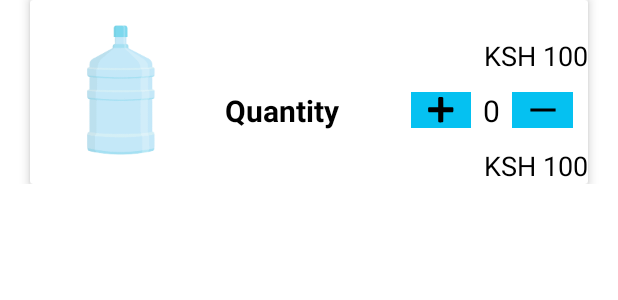
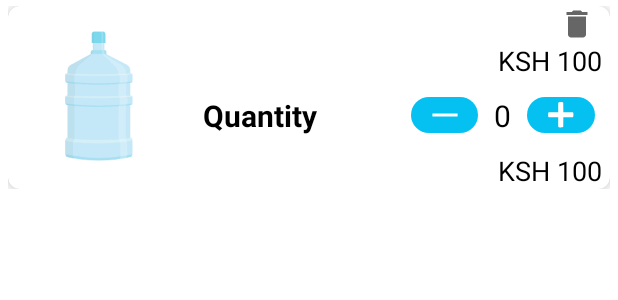
Before and after one commit to v-magiri/BlueDrops, an Android app: the layout cart_layout.xml on its own in the app's theme, with its tools: preview values and no code run, on a phone screen of 412 x 824 dp. Shown: the top 300 px of the screen. Run offline under Robolectric (Android 15) with nearby library versions, the phone set to English and light mode, and no system bars.

Commit message:
Add Cart

```diff
--- a/app/src/main/java/com/riconets/bluedrop/VendorDetails.java
+++ b/app/src/main/java/com/riconets/bluedrop/VendorDetails.java
@@ -46,7 +46,7 @@ public class VendorDetails extends AppCompatActivity {
         nameTxt=findViewById(R.id.vendorNameTxt);
         vendorDescTxt=findViewById(R.id.vendorDesc);
         mAuth=FirebaseAuth.getInstance();
-        VendorId="2tc6TyLdpMZf0OVcIrOOq6wcR733";
+        VendorId="14y55tFevEWZJI4H7iR9Cvewys42";
         LocationTxt=findViewById(R.id.vendorLocation);
         progressDialog.setMessage("Loading Details");
         progressDialog.setCanceledOnTouchOutside(false);
--- /dev/null
+++ b/app/src/main/java/com/riconets/bluedrop/model/RefillModel.java
@@ -0,0 +1,5 @@
+package com.riconets.bluedrop.model;
+
+public class RefillModel {
+    String PackageSize,Price,Quantity;
+}
--- /dev/null
+++ b/app/src/main/res/drawable/add_btnbg.xml
@@ -0,0 +1,7 @@
+<?xml version="1.0" encoding="utf-8"?>
+<shape xmlns:android="http://schemas.android.com/apk/res/android">
+        <corners
+            android:radius="1000dp"/>
+        <solid
+            android:color="#05c1f1"/>
+</shape>
--- a/app/src/main/res/drawable/ic_add.xml
+++ b/app/src/main/res/drawable/ic_add.xml
@@ -1,5 +1,6 @@
 <vector android:height="24dp" android:viewportHeight="225"
-    android:viewportWidth="225" android:width="24dp" xmlns:android="http://schemas.android.com/apk/res/android">
-    <path android:fillColor="#000000"
+    android:viewportWidth="225" android:width="24dp"
+    xmlns:android="http://schemas.android.com/apk/res/android">
+    <path android:fillColor="#FFFFFF"
         android:pathData="M97.5,34.5l-2.5,2.4 0,29.1 0,29 -29,-0 -29.1,-0 -2.4,2.5c-2.4,2.3 -2.5,3.1 -2.5,13.3 0,9.3 0.3,11.3 1.9,13.3l1.9,2.4 29.6,0.3 29.6,0.3 0,29 0,29 2.5,2.4c2.3,2.4 3.1,2.5 13.3,2.5 9.3,-0 11.3,-0.3 13.3,-1.9l2.4,-1.9 0.3,-29.6 0.3,-29.5 29.5,-0.3 29.6,-0.3 1.9,-2.4c1.6,-2 1.9,-4 1.9,-13.3 0,-10.2 -0.1,-11 -2.5,-13.3l-2.4,-2.5 -29,-0 -29,-0 -0.3,-29.6 -0.3,-29.6 -2.4,-1.9c-2,-1.6 -4,-1.9 -13.3,-1.9 -10.2,-0 -11,0.1 -13.3,2.5z" android:strokeColor="#00000000"/>
 </vector>
--- /dev/null
+++ b/app/src/main/res/drawable/ic_delete.xml
@@ -0,0 +1,10 @@
+<vector xmlns:android="http://schemas.android.com/apk/res/android"
+    android:width="24dp"
+    android:height="24dp"
+    android:viewportWidth="24"
+    android:viewportHeight="24"
+    android:tint="?attr/colorControlNormal">
+  <path
+      android:fillColor="@android:color/white"
+      android:pathData="M6,19c0,1.1 0.9,2 2,2h8c1.1,0 2,-0.9 2,-2V7H6v12zM19,4h-3.5l-1,-1h-5l-1,1H5v2h14V4z"/>
+</vector>
--- a/app/src/main/res/drawable/ic_subtraction.xml
+++ b/app/src/main/res/drawable/ic_subtraction.xml
@@ -1,5 +1,5 @@
 <vector android:height="24dp" android:viewportHeight="200"
     android:viewportWidth="200" android:width="24dp" xmlns:android="http://schemas.android.com/apk/res/android">
-    <path android:fillColor="#000000"
+    <path android:fillColor="#FFFFFF"
         android:pathData="M30,100l0,8 70,-0 70,-0 0,-8 0,-8 -70,-0 -70,-0 0,8z" android:strokeColor="#00000000"/>
 </vector>
--- a/app/src/main/res/layout/activity_product_listing.xml
+++ b/app/src/main/res/layout/activity_product_listing.xml
@@ -14,6 +14,7 @@
             android:layout_width="25dp"
             android:layout_height="25dp"
             android:id="@+id/backBtn"
+            android:layout_centerVertical="true"
             android:src="@drawable/back"/>
     </RelativeLayout>
 
@@ -30,6 +31,8 @@
         android:layout_width="match_parent"
         android:layout_height="wrap_content"
         android:layout_marginTop="50dp"
+        android:background="@drawable/bg"
+        android:layout_alignParentBottom="true"
         android:layout_below="@+id/product_image">
         <LinearLayout
             android:layout_width="match_parent"
@@ -131,6 +134,8 @@
                 android:id="@+id/cartBtn"
                 android:textSize="18sp"
                 android:layout_centerHorizontal="true"
+                app:backgroundTint="@null"
+                android:background="@drawable/success_btn"
                 android:textColor="@color/success"/>
         </RelativeLayout>
 
--- a/app/src/main/res/layout/activity_view_product.xml
+++ b/app/src/main/res/layout/activity_view_product.xml
@@ -18,7 +18,7 @@
             android:layout_centerVertical="true"
             android:id="@+id/productBackBtn"/>
         <androidx.appcompat.widget.SearchView
-            android:layout_width="wrap_content"
+            android:layout_width="match_parent"
             android:layout_height="wrap_content"
             android:layout_toEndOf="@+id/productBackBtn"
             android:layout_centerVertical="true"
--- a/app/src/main/res/layout/cart_layout.xml
+++ b/app/src/main/res/layout/cart_layout.xml
@@ -1,23 +1,21 @@
 <?xml version="1.0" encoding="utf-8"?>
-<androidx.constraintlayout.widget.ConstraintLayout
+<LinearLayout
     xmlns:android="http://schemas.android.com/apk/res/android"
     xmlns:app="http://schemas.android.com/apk/res-auto"
     xmlns:tools="http://schemas.android.com/tools"
     android:layout_width="match_parent"
+    android:orientation="vertical"
+    android:layout_marginVertical="4dp"
+    android:layout_marginHorizontal="5dp"
     android:layout_height="wrap_content">
 
     <androidx.cardview.widget.CardView
         android:layout_width="match_parent"
         android:layout_height="wrap_content"
+        android:background="#f0f0f0"
+        app:cardCornerRadius="8dp"
         app:cardElevation="4dp"
-        android:id="@+id/cart"
-        android:layout_marginHorizontal="20dp"
-        app:layout_constraintBottom_toBottomOf="parent"
-        app:layout_constraintEnd_toEndOf="parent"
-        app:layout_constraintHorizontal_bias="1.0"
-        app:layout_constraintStart_toStartOf="parent"
-        app:layout_constraintTop_toTopOf="parent"
-        app:layout_constraintVertical_bias="0.021">
+        android:id="@+id/cart">
         <RelativeLayout
             android:layout_width="match_parent"
             android:layout_height="match_parent">
@@ -32,20 +30,41 @@
                 android:layout_height="wrap_content"
                 android:orientation="vertical"
                 android:layout_toEndOf="@+id/cartProductImage">
-                <TextView
+                <LinearLayout
                     android:layout_width="match_parent"
                     android:layout_height="wrap_content"
+                    android:gravity="end"
+                    android:layout_marginEnd="10dp"
+                    android:orientation="horizontal">
+                    <ImageView
+                        android:layout_width="24dp"
+                        android:layout_height="24dp"
+                        android:id="@+id/deleteItem"
+                        android:src="@drawable/ic_delete" />
+                </LinearLayout>
+                <LinearLayout
+                    android:layout_width="match_parent"
+                    android:layout_height="wrap_content"
+                    android:weightSum="5"
+                    android:orientation="horizontal">
+                        <TextView
+                            android:layout_width="wrap_content"
+                            android:layout_height="wrap_content"
                             android:textColor="@color/black"
+                            android:layout_weight="3"
                             android:textSize="18sp"
                             android:id="@+id/ProductNameTxt"/>
                         <TextView
-                    android:layout_width="match_parent"
+                            android:layout_width="wrap_content"
                             android:layout_height="wrap_content"
                             android:text="KSH 100"
+                            android:layout_marginEnd="5dp"
                             android:id="@+id/priceTV"
+                            android:layout_weight="2"
                             android:gravity="end"
                             android:textSize="18sp"
                             android:textColor="@color/black"/>
+                </LinearLayout>
                 <LinearLayout
                     android:id="@+id/Quantity"
                     android:layout_width="match_parent"
@@ -73,13 +92,13 @@
                         android:orientation="horizontal">
 
                         <ImageButton
-                            android:id="@+id/addBtn"
+                            android:id="@+id/lessBtn"
                             android:layout_width="wrap_content"
                             android:layout_height="wrap_content"
+                            android:layout_gravity="center_vertical"
                             android:layout_weight="1"
-                            android:layout_gravity="center_vertical"
-                            android:background="#05c1f1"
-                            android:src="@drawable/ic_add" />
+                            android:background="@drawable/add_btnbg"
+                            android:src="@drawable/ic_subtraction" />
 
                         <TextView
                             android:id="@+id/cartQuantity"
@@ -93,13 +112,14 @@
                             android:textSize="20sp" />
 
                         <ImageButton
-                            android:id="@+id/lessBtn"
+                            android:id="@+id/addBtn"
                             android:layout_width="wrap_content"
                             android:layout_height="wrap_content"
+                            android:layout_weight="1"
                             android:layout_gravity="center_vertical"
-                            android:layout_weight="1"
-                            android:background="#05c1f1"
-                            android:src="@drawable/ic_subtraction" />
+                            android:background="@drawable/add_btnbg"
+                            android:src="@drawable/ic_add" />
+
                     </LinearLayout>
 
                 </LinearLayout>
@@ -110,13 +130,10 @@
                     android:id="@+id/totalPriceTV"
                     android:gravity="end"
                     android:textSize="18sp"
+                    android:layout_marginEnd="5dp"
                     android:textColor="@color/black"/>
             </LinearLayout>
 
         </RelativeLayout>
-
-
     </androidx.cardview.widget.CardView>
-
-
-</androidx.constraintlayout.widget.ConstraintLayout>
+</LinearLayout>
```
Also changed, not shown: app/src/main/java/com/riconets/bluedrop/Adapters/CartAdapter.java (+79 -4 lines), app/src/main/java/com/riconets/bluedrop/Adapters/ChatAdapter.java (+13 -12 lines), app/src/main/java/com/riconets/bluedrop/Cart.java (+59 -4 lines), app/src/main/java/com/riconets/bluedrop/Chat.java (+3 -4 lines), app/src/main/java/com/riconets/bluedrop/Home.java (+21 -21 lines), app/src/main/java/com/riconets/bluedrop/ProductListing.java (+41 -10 lines), app/src/main/java/com/riconets/bluedrop/model/CartModel.java (added, +66 -0 lines), app/src/main/res/layout/fragment_cart.xml (+17 -5 lines), app/src/main/res/drawable/delete.png (added). Lines whose indentation alone changed are shown as unchanged.
